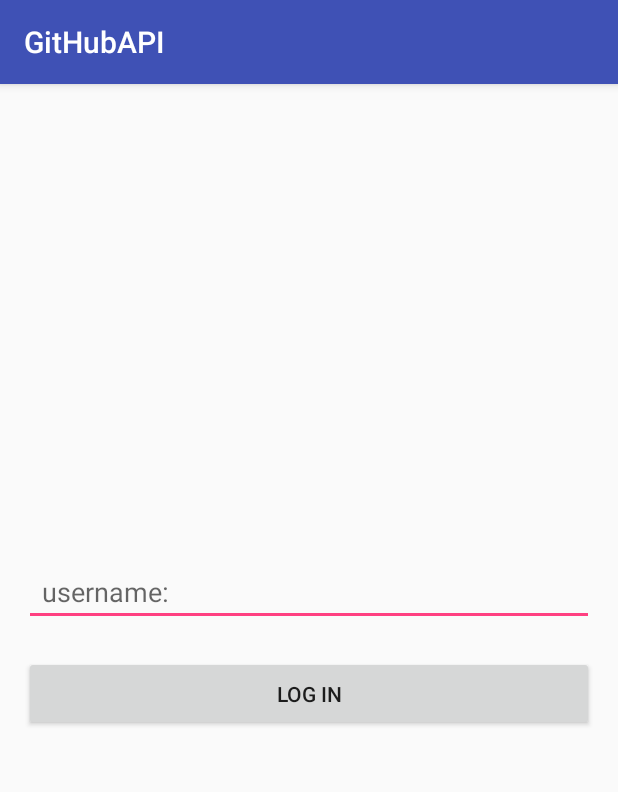
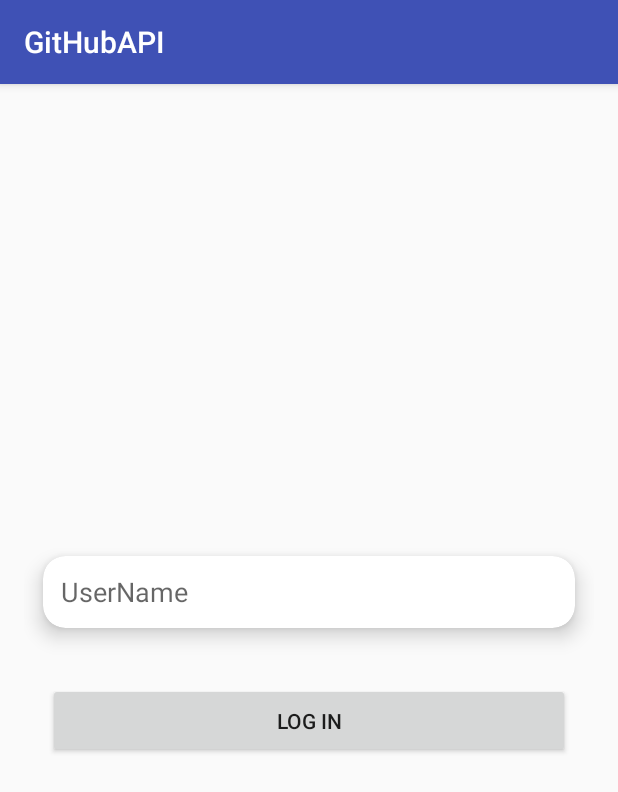
Before and after one commit to rohit9075/GitHubAPI, an Android app: the screen it shows after launch (LogInActivity), on a phone screen of 412 x 824 dp. Shown: the top 792 px of the screen. Run offline under Robolectric (Android 15) with nearby library versions, the phone set to English and light mode, and no system bars.

Commit message:
Login Activity Layout

```diff
--- a/app/build.gradle
+++ b/app/build.gradle
@@ -31,4 +31,5 @@ dependencies {
     implementation 'com.squareup.retrofit2:converter-gson:2.4.0'
     // recycler view
     implementation 'com.android.support:recyclerview-v7:28.0.0'
+    implementation 'com.android.support:cardview-v7:28.0.0'
 }
--- a/app/src/main/java/com/rohit/githubapi/activity/LogInActivity.java
+++ b/app/src/main/java/com/rohit/githubapi/activity/LogInActivity.java
@@ -20,7 +20,7 @@ public class LogInActivity extends AppCompatActivity implements View.OnClickList
         super.onCreate(savedInstanceState);
         setContentView(R.layout.activity_log_in);
 
-        mButtonLogin =  findViewById(R.id.btn_login);
+        mButtonLogin =  findViewById(R.id.button_login);
         mButtonLogin.setOnClickListener(this);
         inputUserName =  findViewById(R.id.input_username);
 
--- a/app/src/main/res/layout/activity_log_in.xml
+++ b/app/src/main/res/layout/activity_log_in.xml
@@ -2,6 +2,7 @@
 <RelativeLayout
     xmlns:android="http://schemas.android.com/apk/res/android"
     xmlns:tools="http://schemas.android.com/tools"
+    xmlns:card_view="http://schemas.android.com/apk/res-auto"
     android:layout_width="match_parent"
     android:layout_height="match_parent"
     android:padding="16dp"
@@ -13,12 +14,22 @@
         android:layout_centerInParent="true"
         android:orientation="vertical">
 
-        <EditText android:id="@+id/input_username"
+        <android.support.v7.widget.CardView
             android:layout_width="match_parent"
             android:layout_height="wrap_content"
-            android:hint= "@string/username"
-            android:inputType="text"
-            android:paddingStart="12dp"/>
+            card_view:cardCornerRadius="15dp"
+            card_view:cardElevation="8dp"
+            card_view:cardUseCompatPadding="true">
+
+            <EditText android:id="@+id/input_username"
+                android:layout_width="match_parent"
+                android:layout_height="48dp"
+                android:hint= "@string/username"
+                android:inputType="text"
+                android:background="@null"
+                android:paddingStart="12dp"/>
+
+        </android.support.v7.widget.CardView>
 
         <Button
             android:id="@+id/button_login"
@@ -27,6 +38,8 @@
             android:layout_marginTop="20dp"
             android:layout_marginBottom="20dp"
             android:padding="15dp"
+            android:layout_marginStart="16dp"
+            android:layout_marginEnd="16dp"
             android:text="@string/login" />
 
     </LinearLayout>
--- a/app/src/main/res/values/strings.xml
+++ b/app/src/main/res/values/strings.xml
@@ -1,7 +1,7 @@
 <resources>
     <string name="app_name">GitHubAPI</string>
 
-    <string name="username">username: </string>
+    <string name="username">UserName </string>
     <string name="login">Log In</string>
     <string name="repositories">Repositories</string>
 </resources>
```
